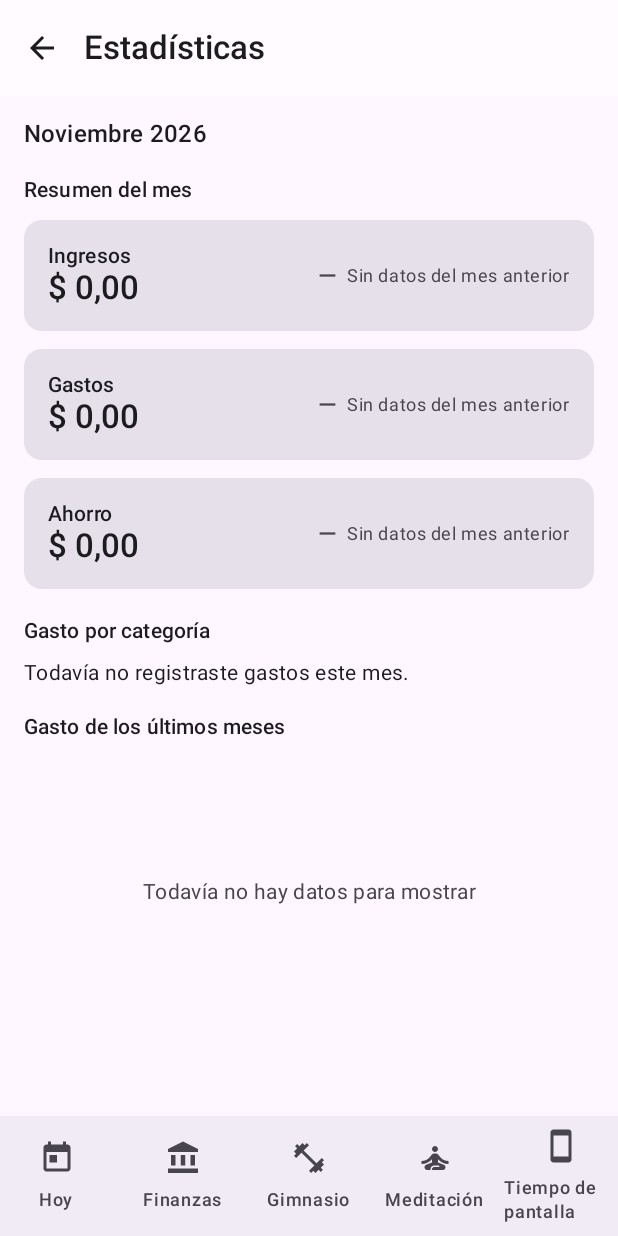
After one commit to IgnacioVinarro/android-app, an Android app built with Jetpack Compose: the StatisticsScreen screen opened through its navigation route, on a phone screen of 412 x 824 dp. The commit adds this screen. Run offline under Robolectric (Android 15) with nearby library versions, the phone set to English and light mode, and no system bars; our stand-ins replace Dagger/Hilt's generated code, Room's generated code.

Commit message:
feat: estadísticas y resumen del mes en Finanzas (FI-08, FI-10)

```diff
--- a/app/src/main/java/com/ignaciovinarro/stayfocused/core/ui/navigation/StayFocusedApp.kt
+++ b/app/src/main/java/com/ignaciovinarro/stayfocused/core/ui/navigation/StayFocusedApp.kt
@@ -20,9 +20,11 @@ import androidx.navigation.navArgument
 import com.ignaciovinarro.stayfocused.core.settings.ui.SettingsScreen
 import com.ignaciovinarro.stayfocused.finance.ui.AccountEditorScreen
 import com.ignaciovinarro.stayfocused.finance.domain.CategoryType
+import com.ignaciovinarro.stayfocused.finance.ui.BudgetsScreen
 import com.ignaciovinarro.stayfocused.finance.ui.CategoryEditorScreen
 import com.ignaciovinarro.stayfocused.finance.ui.CategoryListScreen
 import com.ignaciovinarro.stayfocused.finance.ui.FinanceScreen
+import com.ignaciovinarro.stayfocused.finance.ui.StatisticsScreen
 import com.ignaciovinarro.stayfocused.finance.ui.TagsScreen
 import com.ignaciovinarro.stayfocused.finance.ui.TransactionEditorScreen
 import com.ignaciovinarro.stayfocused.meditation.ui.MeditationScreen
@@ -40,6 +42,8 @@ private const val ROUTE_ACCOUNT_EDITOR = "finance/accounts/editor/{accountId}"
 private const val ARG_ACCOUNT_ID = "accountId"
 private const val ROUTE_TRANSACTION_EDITOR = "finance/transactions/editor/{transactionId}"
 private const val ARG_TRANSACTION_ID = "transactionId"
+private const val ROUTE_STATISTICS = "finance/statistics"
+private const val ROUTE_BUDGETS = "finance/budgets"
 private const val ROUTE_TAGS = "finance/tags"
 private const val ROUTE_CATEGORIES = "finance/categories"
 private const val ROUTE_CATEGORY_EDITOR = "finance/categories/editor/{categoryId}?type={type}"
@@ -113,9 +117,13 @@ fun StayFocusedApp(launchRequest: AppLaunchRequest? = null, onLaunchRequestHandl
                     onAddTransaction = { navController.navigate(transactionEditorRoute(0L)) },
                     onEditTransaction = { id -> navController.navigate(transactionEditorRoute(id)) },
                     onOpenCategories = { navController.navigate(ROUTE_CATEGORIES) },
-                    onOpenTags = { navController.navigate(ROUTE_TAGS) }
+                    onOpenTags = { navController.navigate(ROUTE_TAGS) },
+                    onOpenBudgets = { navController.navigate(ROUTE_BUDGETS) },
+                    onOpenStatistics = { navController.navigate(ROUTE_STATISTICS) }
                 )
             }
+            composable(ROUTE_STATISTICS) { StatisticsScreen(onBack = { navController.popBackStack() }) }
+            composable(ROUTE_BUDGETS) { BudgetsScreen(onBack = { navController.popBackStack() }) }
             composable(ROUTE_TAGS) { TagsScreen(onBack = { navController.popBackStack() }) }
             composable(ROUTE_CATEGORIES) {
                 CategoryListScreen(
--- a/app/src/main/java/com/ignaciovinarro/stayfocused/core/util/DateFormat.kt
+++ b/app/src/main/java/com/ignaciovinarro/stayfocused/core/util/DateFormat.kt
@@ -1,9 +1,20 @@
 package com.ignaciovinarro.stayfocused.core.util
 
 import java.time.LocalDate
+import java.time.YearMonth
 import java.time.format.DateTimeFormatter
+import java.util.Locale
 
 private val SHORT_DATE = DateTimeFormatter.ofPattern("dd/MM/yyyy")
 
 // Fecha corta al estilo argentino (`05/11/2026`), igual en cualquier teléfono.
 fun formatShortDate(date: LocalDate): String = date.format(SHORT_DATE)
+
+private val MONTH_YEAR = DateTimeFormatter.ofPattern("LLLL yyyy", Locale("es", "AR"))
+
+// Mes y año en español, con mayúscula inicial (`Noviembre 2026`), sin depender del idioma del teléfono.
+fun formatMonthYear(month: YearMonth): String =
+    month.format(MONTH_YEAR).replaceFirstChar { it.uppercase() }
+
+// Mes abreviado a tres letras (`Nov`), para las etiquetas del eje de un gráfico.
+fun formatMonthShort(month: YearMonth): String = formatMonthYear(month).substringBefore(' ').take(3)
--- /dev/null
+++ b/app/src/main/java/com/ignaciovinarro/stayfocused/finance/domain/Statistics.kt
@@ -0,0 +1,59 @@
+package com.ignaciovinarro.stayfocused.finance.domain
+
+import com.ignaciovinarro.stayfocused.finance.data.TransactionEntity
+import java.time.YearMonth
+
+// Ingresos y gastos de un mes (centavos). Las transferencias no cuentan (CLAUDE.md, reglas de Finanzas).
+data class MonthTotals(val income: Long, val expense: Long) {
+    val savings: Long get() = income - expense
+}
+
+// Transacciones vivas cuya fecha cae dentro del mes.
+private fun List<TransactionEntity>.inMonth(month: YearMonth): List<TransactionEntity> {
+    val from = month.atDay(1).toEpochDay()
+    val to = month.atEndOfMonth().toEpochDay()
+    return filter { it.status == 0 && it.date in from..to }
+}
+
+// Función pura (FI-10): ingresos y gastos del mes.
+fun monthTotals(transactions: List<TransactionEntity>, month: YearMonth): MonthTotals {
+    val inMonth = transactions.inMonth(month)
+    return MonthTotals(
+        income = inMonth.filter { it.typeOrNull() == TransactionType.INCOME }.sumOf { it.amount },
+        expense = inMonth.filter { it.typeOrNull() == TransactionType.EXPENSE }.sumOf { it.amount }
+    )
+}
+
+// Gasto de una categoría (`categoryId` null = gastos sin categoría) y su porcentaje del gasto total del mes.
+data class CategorySpend(val categoryId: Long?, val amount: Long, val percent: Int)
+
+// Función pura (FI-08): gasto del mes por categoría, de mayor a menor (a igual monto, por id para que el
+// orden sea estable). El porcentaje es entero, redondeado hacia abajo; sin gastos devuelve lista vacía.
+fun spendByCategory(transactions: List<TransactionEntity>, month: YearMonth): List<CategorySpend> {
+    val expenses = transactions.inMonth(month).filter { it.typeOrNull() == TransactionType.EXPENSE }
+    val total = expenses.sumOf { it.amount }
+    if (total <= 0) return emptyList()
+    return expenses.groupBy { it.categoryId }
+        .map { (categoryId, list) ->
+            val amount = list.sumOf { it.amount }
+            CategorySpend(categoryId, amount, (amount * 100 / total).toInt())
+        }
+        .sortedWith(compareByDescending<CategorySpend> { it.amount }.thenBy { it.categoryId ?: Long.MAX_VALUE })
+}
+
+// Función pura: variación porcentual (entera, hacia cero) de `current` respecto de `previous`. `null` si no
+// hay base de comparación (el mes anterior fue 0): no se inventa un porcentaje.
+fun percentChange(current: Long, previous: Long): Int? =
+    if (previous == 0L) null else ((current - previous) * 100 / kotlin.math.abs(previous)).toInt()
+
+// Función pura (FI-08): gasto de cada uno de los últimos `count` meses terminando en `last`, del más viejo
+// al más nuevo. Los meses sin gastos valen 0.
+fun monthlyExpenseSeries(
+    transactions: List<TransactionEntity>,
+    last: YearMonth,
+    count: Int
+): List<Pair<YearMonth, Long>> =
+    (count - 1 downTo 0).map { back ->
+        val month = last.minusMonths(back.toLong())
+        month to monthTotals(transactions, month).expense
+    }
--- /dev/null
+++ b/app/src/main/java/com/ignaciovinarro/stayfocused/finance/ui/StatisticsScreen.kt
@@ -0,0 +1,179 @@
+package com.ignaciovinarro.stayfocused.finance.ui
+
+import androidx.compose.foundation.layout.Arrangement
+import androidx.compose.foundation.layout.Column
+import androidx.compose.foundation.layout.Row
+import androidx.compose.foundation.layout.fillMaxSize
+import androidx.compose.foundation.layout.fillMaxWidth
+import androidx.compose.foundation.layout.padding
+import androidx.compose.foundation.layout.size
+import androidx.compose.foundation.rememberScrollState
+import androidx.compose.foundation.verticalScroll
+import androidx.compose.material.icons.Icons
+import androidx.compose.material.icons.automirrored.filled.ArrowBack
+import androidx.compose.material.icons.filled.ArrowDownward
+import androidx.compose.material.icons.filled.ArrowUpward
+import androidx.compose.material.icons.filled.Remove
+import androidx.compose.material3.Card
+import androidx.compose.material3.ExperimentalMaterial3Api
+import androidx.compose.material3.Icon
+import androidx.compose.material3.IconButton
+import androidx.compose.material3.LinearProgressIndicator
+import androidx.compose.material3.MaterialTheme
+import androidx.compose.material3.Scaffold
+import androidx.compose.material3.Text
+import androidx.compose.material3.TopAppBar
+import androidx.compose.runtime.Composable
+import androidx.compose.runtime.collectAsState
+import androidx.compose.runtime.getValue
+import androidx.compose.ui.Alignment
+import androidx.compose.ui.Modifier
+import androidx.compose.ui.res.stringResource
+import androidx.compose.ui.semantics.clearAndSetSemantics
+import androidx.compose.ui.semantics.contentDescription
+import androidx.compose.ui.unit.dp
+import androidx.hilt.navigation.compose.hiltViewModel
+import com.ignaciovinarro.stayfocused.R
+import com.ignaciovinarro.stayfocused.core.ui.chart.ColumnChart
+import com.ignaciovinarro.stayfocused.core.ui.colorForKey
+import com.ignaciovinarro.stayfocused.core.ui.iconForKey
+import com.ignaciovinarro.stayfocused.core.util.formatArs
+import com.ignaciovinarro.stayfocused.core.util.formatMonthYear
+
+@OptIn(ExperimentalMaterial3Api::class)
+@Composable
+fun StatisticsScreen(
+    onBack: () -> Unit,
+    modifier: Modifier = Modifier,
+    viewModel: StatisticsViewModel = hiltViewModel()
+) {
+    val uiState by viewModel.uiState.collectAsState()
+
+    Scaffold(
+        modifier = modifier,
+        topBar = {
+            TopAppBar(
+                title = { Text(stringResource(R.string.statistics_title)) },
+                navigationIcon = {
+                    IconButton(onClick = onBack) {
+                        Icon(Icons.AutoMirrored.Filled.ArrowBack, contentDescription = stringResource(R.string.action_close))
+                    }
+                }
+            )
+        }
+    ) { innerPadding ->
+        if (uiState.isLoading) return@Scaffold
+        Column(
+            modifier = Modifier
+                .padding(innerPadding)
+                .fillMaxSize()
+                .verticalScroll(rememberScrollState())
+                .padding(16.dp),
+            verticalArrangement = Arrangement.spacedBy(12.dp)
+        ) {
+            Text(formatMonthYear(uiState.month), style = MaterialTheme.typography.titleMedium)
+
+            SectionTitle(stringResource(R.string.statistics_summary))
+            SummaryRow(stringResource(R.string.statistics_income), uiState.income, higherIsBetter = true)
+            SummaryRow(stringResource(R.string.statistics_expense), uiState.expense, higherIsBetter = false)
+            SummaryRow(stringResource(R.string.statistics_savings), uiState.savings, higherIsBetter = true)
+
+            SectionTitle(stringResource(R.string.statistics_by_category))
+            if (uiState.categories.isEmpty()) {
+                Text(stringResource(R.string.statistics_no_expenses), style = MaterialTheme.typography.bodyMedium)
+            } else {
+                uiState.categories.forEach { CategorySpendCard(it) }
+            }
+
+            SectionTitle(stringResource(R.string.statistics_evolution))
+            val summary = uiState.monthlyExpense.joinToString(", ") { "${it.label} ${formatArs((it.value * 100).toLong())}" }
+            ColumnChart(
+                entries = if (uiState.monthlyExpense.any { it.value != 0.0 }) uiState.monthlyExpense else emptyList(),
+                summary = stringResource(R.string.a11y_statistics_chart, summary)
+            )
+        }
+    }
+}
+
+@Composable
+private fun SectionTitle(text: String) {
+    Text(text, style = MaterialTheme.typography.titleSmall, modifier = Modifier.padding(top = 8.dp))
+}
+
+// Una cifra del resumen con su variación contra el mes anterior. La flecha y el texto acompañan al color:
+// la tendencia no depende solo del color. `higherIsBetter` decide si subir es bueno (ingresos, ahorro) o
+// malo (gastos).
+@Composable
+private fun SummaryRow(label: String, figure: SummaryFigure, higherIsBetter: Boolean) {
+    val amountText = formatArs(figure.amount)
+    val change = figure.change
+    val changeText = when {
+        change == null -> stringResource(R.string.statistics_no_comparison)
+        change > 0 -> stringResource(R.string.statistics_change_up, change)
+        change < 0 -> stringResource(R.string.statistics_change_down, -change)
+        else -> stringResource(R.string.statistics_change_same)
+    }
+    val description = stringResource(R.string.a11y_statistics_summary_row, label, amountText, changeText)
+    val good = MaterialTheme.colorScheme.primary
+    val bad = MaterialTheme.colorScheme.error
+    val changeColor = when {
+        change == null || change == 0 -> MaterialTheme.colorScheme.onSurfaceVariant
+        (change > 0) == higherIsBetter -> good
+        else -> bad
+    }
+    Card(modifier = Modifier.fillMaxWidth().clearAndSetSemantics { contentDescription = description }) {
+        Row(
+            modifier = Modifier.fillMaxWidth().padding(16.dp),
+            verticalAlignment = Alignment.CenterVertically,
+            horizontalArrangement = Arrangement.SpaceBetween
+        ) {
+            Column(modifier = Modifier.weight(1f)) {
+                Text(label, style = MaterialTheme.typography.labelLarge)
+                Text(amountText, style = MaterialTheme.typography.titleLarge)
+            }
+            Row(verticalAlignment = Alignment.CenterVertically, horizontalArrangement = Arrangement.spacedBy(4.dp)) {
+                Icon(
+                    imageVector = when {
+                        change == null || change == 0 -> Icons.Filled.Remove
+                        change > 0 -> Icons.Filled.ArrowUpward
+                        else -> Icons.Filled.ArrowDownward
+                    },
+                    contentDescription = null,
+                    tint = changeColor,
+                    modifier = Modifier.size(18.dp)
+                )
+                Text(changeText, style = MaterialTheme.typography.bodySmall, color = changeColor)
+            }
+        }
+    }
+}
+
+@Composable
+private fun CategorySpendCard(row: CategorySpendRow) {
+    val name = row.name ?: stringResource(R.string.finance_no_category)
+    val amountText = formatArs(row.amount)
+    val description = stringResource(R.string.a11y_statistics_category_row, name, amountText, row.percent)
+    Card(modifier = Modifier.fillMaxWidth().clearAndSetSemantics { contentDescription = description }) {
+        Column(modifier = Modifier.padding(16.dp), verticalArrangement = Arrangement.spacedBy(8.dp)) {
+            Row(
+                verticalAlignment = Alignment.CenterVertically,
+                horizontalArrangement = Arrangement.spacedBy(12.dp)
+            ) {
+                if (row.iconKey != null && row.colorKey != null) {
+                    Icon(
+                        imageVector = iconForKey(row.iconKey),
+                        contentDescription = null,
+                        tint = colorForKey(row.colorKey),
+                        modifier = Modifier.size(24.dp)
+                    )
+                }
+                Text(name, style = MaterialTheme.typography.titleMedium, modifier = Modifier.weight(1f))
+                Text("$amountText · ${row.percent} %", style = MaterialTheme.typography.bodyMedium)
+            }
+            LinearProgressIndicator(
+                progress = { row.percent / 100f },
+                modifier = Modifier.fillMaxWidth()
+            )
+        }
+    }
+}
--- /dev/null
+++ b/app/src/main/java/com/ignaciovinarro/stayfocused/finance/ui/StatisticsViewModel.kt
@@ -0,0 +1,88 @@
+package com.ignaciovinarro.stayfocused.finance.ui
+
+import androidx.lifecycle.ViewModel
+import androidx.lifecycle.viewModelScope
+import com.ignaciovinarro.stayfocused.core.ui.chart.ChartEntry
+import com.ignaciovinarro.stayfocused.core.util.formatMonthShort
+import com.ignaciovinarro.stayfocused.finance.data.CategoryRepository
+import com.ignaciovinarro.stayfocused.finance.data.TransactionRepository
+import com.ignaciovinarro.stayfocused.finance.domain.MonthTotals
+import com.ignaciovinarro.stayfocused.finance.domain.monthTotals
+import com.ignaciovinarro.stayfocused.finance.domain.monthlyExpenseSeries
+import com.ignaciovinarro.stayfocused.finance.domain.percentChange
+import com.ignaciovinarro.stayfocused.finance.domain.spendByCategory
+import dagger.hilt.android.lifecycle.HiltViewModel
+import java.time.YearMonth
+import javax.inject.Inject
+import kotlinx.coroutines.flow.SharingStarted
+import kotlinx.coroutines.flow.StateFlow
+import kotlinx.coroutines.flow.combine
+import kotlinx.coroutines.flow.stateIn
+
+// Cantidad de meses del gráfico de evolución (el actual y los 5 anteriores).
+const val STATISTICS_MONTHS = 6
+
+// Una cifra del resumen con su variación contra el mes anterior (`change` null = no hay base de comparación).
+data class SummaryFigure(val amount: Long, val change: Int?)
+
+// Renglón del ranking de gasto por categoría. `name` null = gastos sin categoría (la pantalla pone el texto).
+data class CategorySpendRow(
+    val name: String?,
+    val iconKey: String?,
+    val colorKey: String?,
+    val amount: Long,
+    val percent: Int
+)
+
+data class StatisticsUiState(
+    val month: YearMonth = YearMonth.now(),
+    val income: SummaryFigure = SummaryFigure(0, null),
+    val expense: SummaryFigure = SummaryFigure(0, null),
+    val savings: SummaryFigure = SummaryFigure(0, null),
+    val categories: List<CategorySpendRow> = emptyList(),
+    val monthlyExpense: List<ChartEntry> = emptyList(),
+    val isLoading: Boolean = true
+) {
+    // Sin ningún movimiento en el mes ni en el anterior no hay nada que comparar.
+    val hasMonthData: Boolean get() = income.amount != 0L || expense.amount != 0L
+}
+
+@HiltViewModel
+class StatisticsViewModel @Inject constructor(
+    transactionRepository: TransactionRepository,
+    categoryRepository: CategoryRepository
+) : ViewModel() {
+
+    // Por ahora solo el mes actual (ticket 0035).
+    private val month = YearMonth.now()
+
+    val uiState: StateFlow<StatisticsUiState> = combine(
+        transactionRepository.observeAll(),
+        categoryRepository.observeAll()
+    ) { transactions, categories ->
+        val current = monthTotals(transactions, month)
+        val previous = monthTotals(transactions, month.minusMonths(1))
+        val byId = categories.associateBy { it.id }
+        StatisticsUiState(
+            month = month,
+            income = figure(current.income, previous.income),
+            expense = figure(current.expense, previous.expense),
+            savings = figure(current.savings, previous.savings),
+            categories = spendByCategory(transactions, month).map {
+                val category = it.categoryId?.let(byId::get)
+                CategorySpendRow(category?.name, category?.iconKey, category?.colorKey, it.amount, it.percent)
+            },
+            // Se grafica en pesos (Double) solo para dibujar; los montos siguen en centavos.
+            monthlyExpense = monthlyExpenseSeries(transactions, month, STATISTICS_MONTHS).map { (m, cents) ->
+                ChartEntry(formatMonthShort(m), cents / 100.0)
+            },
+            isLoading = false
+        )
+    }.stateIn(
+        scope = viewModelScope,
+        started = SharingStarted.WhileSubscribed(5_000),
+        initialValue = StatisticsUiState(month = month)
+    )
+
+    private fun figure(current: Long, previous: Long) = SummaryFigure(current, percentChange(current, previous))
+}
--- a/app/src/main/res/values/strings.xml
+++ b/app/src/main/res/values/strings.xml
@@ -336,4 +336,35 @@
     <string name="tag_delete_confirm_title">¿Eliminar la etiqueta?</string>
     <string name="tag_delete_confirm_message">Se va a eliminar «%1$s» y se quita de todos los movimientos.</string>
     <string name="transaction_field_tags">Etiquetas (opcional)</string>
+
+    <!-- Finanzas: presupuestos (ticket 0034) -->
+    <string name="finance_menu_budgets">Presupuestos</string>
+    <string name="budgets_title">Presupuestos</string>
+    <string name="budgets_total">Total del mes</string>
+    <string name="budgets_no_limit">Sin presupuesto. Gastado: %1$s. Tocá para fijar un límite</string>
+    <string name="budgets_spent_of">%1$s de %2$s (%3$d %%)</string>
+    <string name="budgets_alert_warning">Llegaste al 80 % del presupuesto</string>
+    <string name="budgets_alert_reached">Llegaste al 100 % del presupuesto</string>
+    <string name="budgets_dialog_title">Presupuesto: %1$s</string>
+    <string name="budgets_field_limit">Límite mensual (ARS)</string>
+    <string name="budgets_dialog_hint">Rige desde este mes en adelante, hasta que lo cambies.</string>
+    <string name="a11y_budget_row_hint">Tocá para cambiar el límite</string>
+
+    <!-- Finanzas: estadísticas (ticket 0035) -->
+    <string name="finance_menu_statistics">Estadísticas</string>
+    <string name="statistics_title">Estadísticas</string>
+    <string name="statistics_summary">Resumen del mes</string>
+    <string name="statistics_income">Ingresos</string>
+    <string name="statistics_expense">Gastos</string>
+    <string name="statistics_savings">Ahorro</string>
+    <string name="statistics_by_category">Gasto por categoría</string>
+    <string name="statistics_no_expenses">Todavía no registraste gastos este mes.</string>
+    <string name="statistics_evolution">Gasto de los últimos meses</string>
+    <string name="statistics_no_comparison">Sin datos del mes anterior</string>
+    <string name="statistics_change_up">%1$d %% más que el mes anterior</string>
+    <string name="statistics_change_down">%1$d %% menos que el mes anterior</string>
+    <string name="statistics_change_same">Igual que el mes anterior</string>
+    <string name="a11y_statistics_summary_row">%1$s: %2$s. %3$s</string>
+    <string name="a11y_statistics_category_row">%1$s: %2$s, %3$d %% del gasto del mes</string>
+    <string name="a11y_statistics_chart">Gasto por mes: %1$s</string>
 </resources>
```
Also changed, not shown: app/src/main/java/com/ignaciovinarro/stayfocused/finance/ui/BudgetsScreen.kt (added, +185 -0 lines), app/src/main/java/com/ignaciovinarro/stayfocused/finance/ui/BudgetsViewModel.kt (added, +117 -0 lines), app/src/main/java/com/ignaciovinarro/stayfocused/finance/ui/FinanceScreen.kt (+16 -0 lines), 7 other files.
